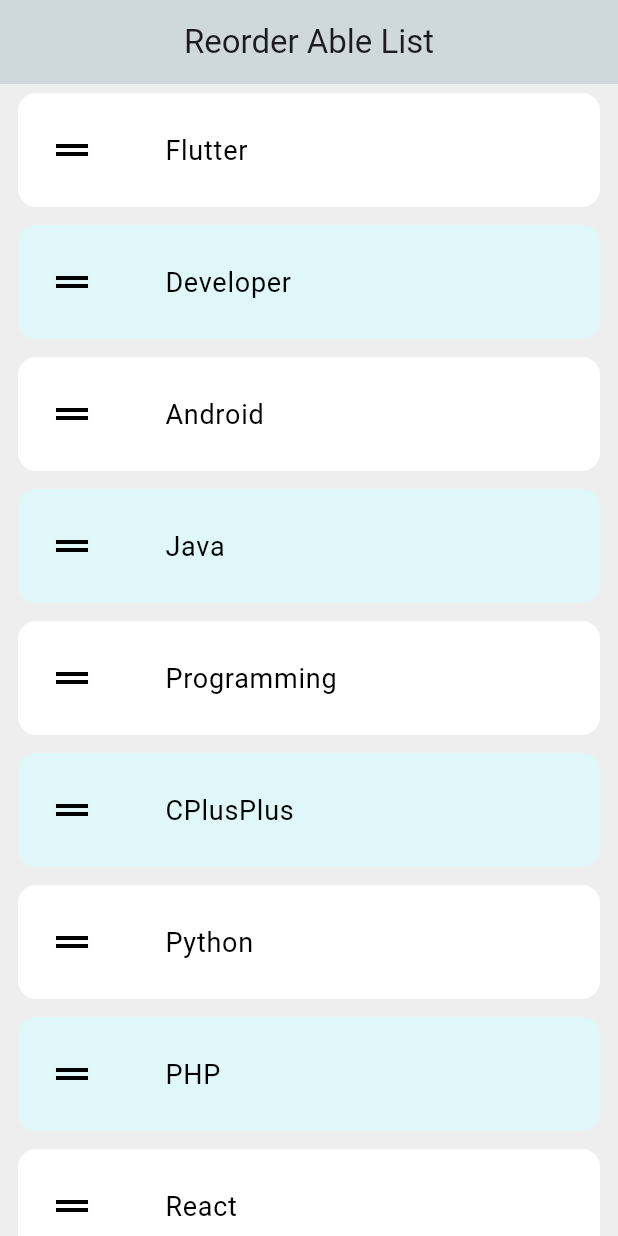
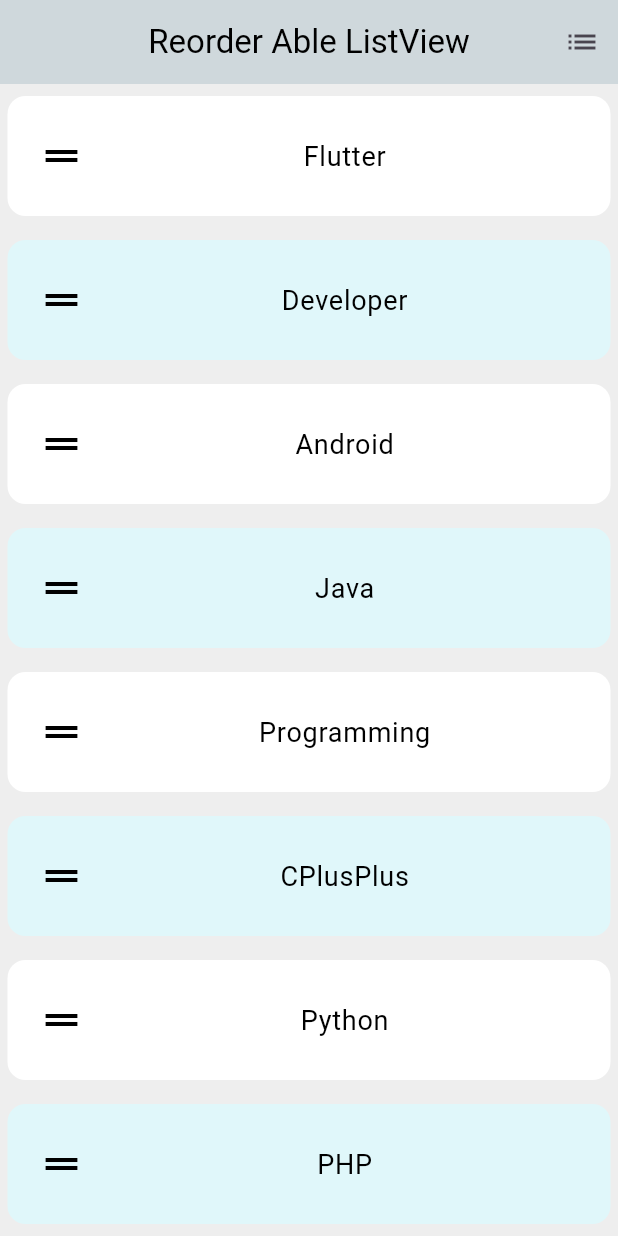
Before and after one commit to motiniu92/reOrderAbleList, a Flutter app: the screen it shows after launch, on a phone screen of 412 x 824 dp. Run offline on Flutter 3.47's test engine with Material 3 defaults, Android fonts, the phone set to English and light mode, and no system bars; our stand-ins replace reorderable_grid_view.

Commit message:
reOrderAble lis ListView and GridView done

```diff
--- a/lib/main.dart
+++ b/lib/main.dart
@@ -1,4 +1,5 @@
 import 'package:flutter/material.dart';
+import 'package:reorderable_grid_view/reorderable_grid_view.dart';
 
 void main() {
   runApp(MyApp());
@@ -39,16 +40,40 @@
     "Javascript"
   ];
 
+  bool isGridView = false; // toggle state
+
   @override
   Widget build(BuildContext context) {
     return Scaffold(
       backgroundColor: Colors.grey.shade200,
       appBar: AppBar(
         backgroundColor: Colors.blueGrey.shade100,
-        title: Text("Reorder Able List"),
+        title: Text(
+          isGridView ? "Reorder Able GridView" : "Reorder Able ListView",
+          style: TextStyle(color: Colors.black),
+        ),
         centerTitle: true,
+        actions: [
+          IconButton(
+            icon: Icon(isGridView ? Icons.grid_view : Icons.list),
+            tooltip: 'Toggle View',
+            onPressed: () {
+              setState(() {
+                isGridView = !isGridView;
+              });
+            },
+          )
+        ],
       ),
-      body: ReorderableListView.builder(
+      body: isGridView
+          ? _buildReOrderAbleGridView()
+          : _buildReOrderAbleListView(),
+    );
+  }
+
+  // List View
+  Widget _buildReOrderAbleListView() {
+    return ReorderableListView.builder(
       itemCount: items.length,
       onReorder: (oldIndex, newIndex) {
         setState(() {
@@ -60,23 +85,22 @@
       itemBuilder: (context, index) {
         return Container(
           key: ValueKey(items[index]),
-              margin: const EdgeInsets.symmetric(horizontal: 12, vertical: 6),
+          margin: const EdgeInsets.symmetric(horizontal: 5, vertical: 8),
           decoration: BoxDecoration(
             color: index.isOdd ? Colors.cyan.shade50 : Colors.white,
-                borderRadius: BorderRadius.circular(12), //  Corner radius
+            borderRadius: BorderRadius.circular(12),
           ),
           child: ClipRRect(
-                borderRadius: BorderRadius.circular(12), //  Match radius for clipping children
+            borderRadius: BorderRadius.circular(12),
             child: ListTile(
-                  contentPadding: const EdgeInsets.symmetric(horizontal: 20, vertical: 10),
-                  title: Padding(
-                    padding: const EdgeInsets.only(left: 30),
-                    child: Text(
+              contentPadding:
+                  const EdgeInsets.symmetric(horizontal: 20, vertical: 12),
+              title: Text(
                 items[index],
-                      style: TextStyle(color: Colors.black, fontSize: 18),
+                textAlign: TextAlign.center,
+                style: const TextStyle(color: Colors.black, fontSize: 18),
               ),
-                  ),
-                  leading: Icon(
+              leading: const Icon(
                 Icons.drag_handle,
                 size: 32,
                 color: Colors.black,
@@ -84,9 +108,49 @@
             ),
           ),
         );
+      },
+    );
   }
 
+  // Grid View
+  Widget _buildReOrderAbleGridView() {
+    return ReorderableGridView.count(
+      crossAxisCount: 2,
+      mainAxisSpacing: 8,
+      crossAxisSpacing: 8,
+      padding: const EdgeInsets.all(12),
+      children: List.generate(items.length, (index) {
+        return Card(
+          key: ValueKey(items[index]),
+          color: index.isEven ? Colors.green.shade100 : Colors.purple.shade100,
+          shape: RoundedRectangleBorder(
+            borderRadius: BorderRadius.circular(12),
           ),
+          child: Padding(
+            padding: const EdgeInsets.symmetric(vertical: 16, horizontal: 8),
+            child: Column(
+              mainAxisAlignment: MainAxisAlignment.center,
+              children: [
+                const Icon(Icons.grid_view_sharp,
+                    size: 32, color: Colors.black87),
+                const SizedBox(height: 12),
+                Text(
+                  items[index],
+                  textAlign: TextAlign.center,
+                  style: const TextStyle(
+                      fontSize: 16, fontWeight: FontWeight.w500),
+                ),
+              ],
+            ),
+          ),
+        );
+      }),
+      onReorder: (oldIndex, newIndex) {
+        setState(() {
+          final item = items.removeAt(oldIndex);
+          items.insert(newIndex, item);
+        });
+      },
     );
   }
 }
--- a/pubspec.yaml
+++ b/pubspec.yaml
@@ -34,6 +34,8 @@
   # The following adds the Cupertino Icons font to your application.
   # Use with the CupertinoIcons class for iOS style icons.
   cupertino_icons: ^1.0.8
+  reorderable_grid_view: ^2.2.8
+
 
 dev_dependencies:
   flutter_test:
```
Also changed, not shown: pubspec.lock, 15 other files. Lines whose indentation alone changed are shown as unchanged.
